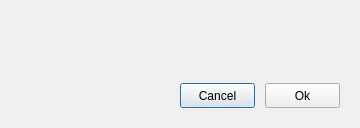
Above: UiFiles/MessageDialog.ui from 625781186/QtSkin before the change. Below: the same form after it.
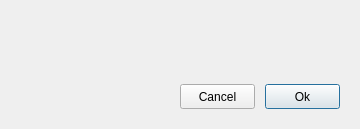
That is the form after the change. Custom widgets are drawn as their Qt base class.

The edit to the form file:
```diff
--- a/UiFiles/MessageDialog.ui
+++ b/UiFiles/MessageDialog.ui
@@ -7,7 +7,7 @@
     <x>0</x>
     <y>0</y>
     <width>360</width>
-    <height>127</height>
+    <height>129</height>
    </rect>
   </property>
   <property name="minimumSize">
@@ -148,6 +148,9 @@
           <property name="text">
            <string>Ok</string>
           </property>
+          <property name="default">
+           <bool>true</bool>
+          </property>
          </widget>
         </item>
        </layout>
```
